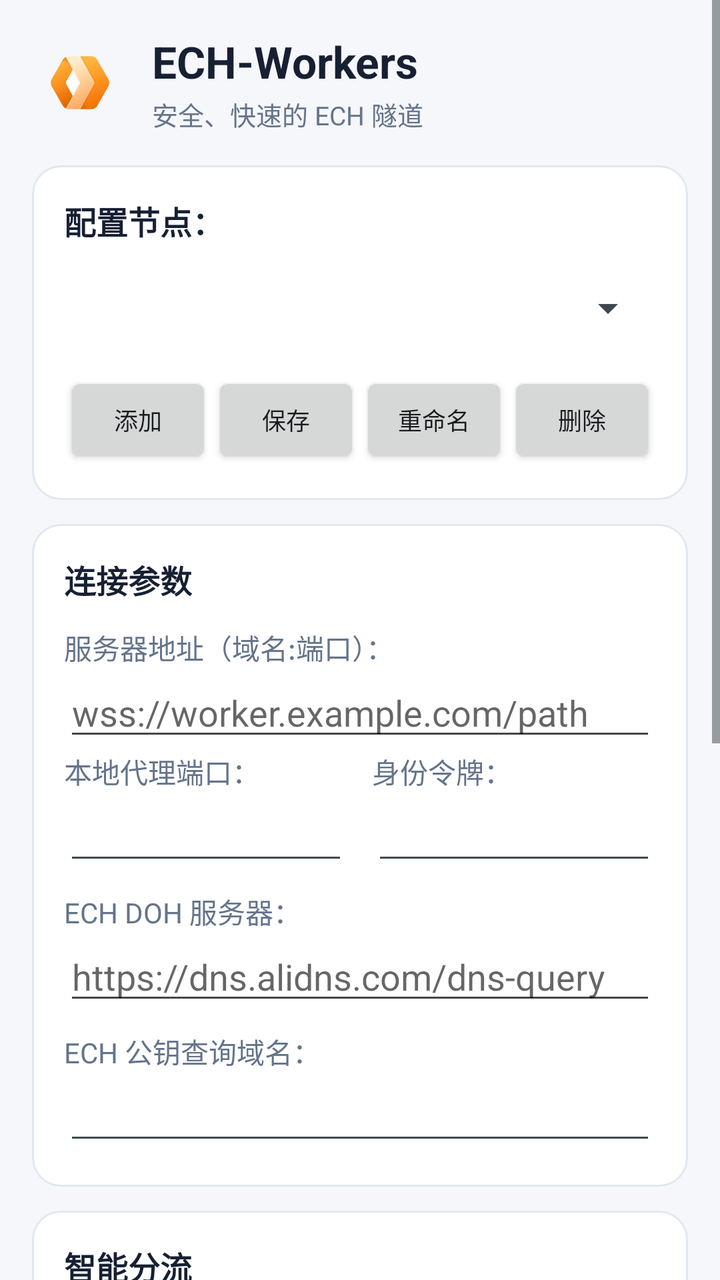
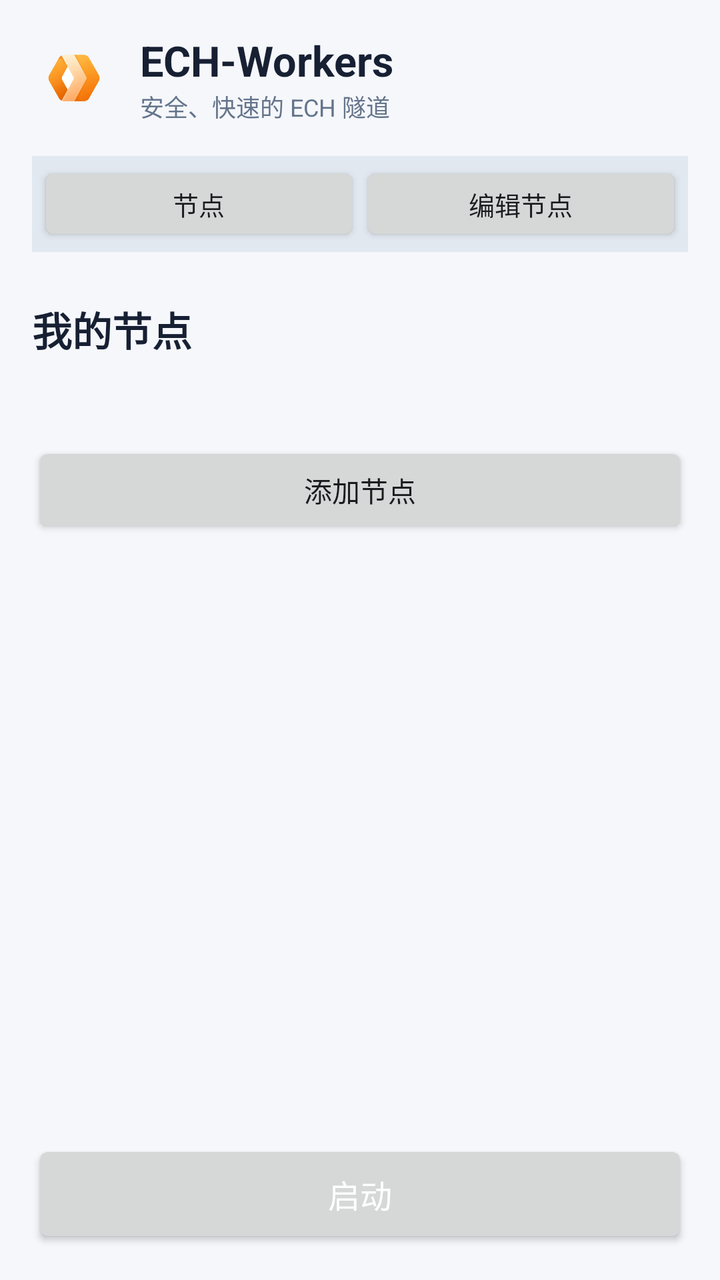

The first picture is an Android layout as it rendered before a commit; the second is the same layout after the commit. The layout source and the unified diff follow.
<!-- AndroidManifest.xml: application theme AppTheme -->
<!-- res/layout/main.xml -->
<?xml version="1.0" encoding="utf-8"?>
<ScrollView xmlns:android="http://schemas.android.com/apk/res/android"
    android:layout_width="match_parent"
    android:layout_height="match_parent"
    android:background="#F5F7FB"
    android:fillViewport="true">
    <LinearLayout
        android:layout_width="match_parent"
        android:layout_height="wrap_content"
        android:orientation="vertical"
        android:padding="16dp">
        <LinearLayout
            android:layout_width="match_parent"
            android:layout_height="wrap_content"
            android:gravity="center_vertical"
            android:paddingBottom="16dp">
            <ImageView
                android:layout_width="48dp"
                android:layout_height="48dp"
                android:layout_marginEnd="12dp"
                android:contentDescription="@string/app_name"
                android:src="@mipmap/sockstun" />
            <LinearLayout
                android:layout_width="0dp"
                android:layout_height="wrap_content"
                android:layout_weight="1"
                android:orientation="vertical">
                <TextView
                    android:layout_width="wrap_content"
                    android:layout_height="wrap_content"
                    android:text="@string/app_name"
                    android:textColor="#172033"
                    android:textSize="22sp"
                    android:textStyle="bold" />
                <TextView
                    android:layout_width="wrap_content"
                    android:layout_height="wrap_content"
                    android:layout_marginTop="2dp"
                    android:text="@string/app_subtitle"
                    android:textColor="#64748B"
                    android:textSize="13sp" />
            </LinearLayout>
        </LinearLayout>
        <LinearLayout
            android:layout_width="match_parent"
            android:layout_height="wrap_content"
            android:background="@drawable/panel_background"
            android:orientation="vertical"
            android:padding="16dp">
            <TextView android:layout_width="wrap_content" android:layout_height="wrap_content" android:text="@string/profile_label" android:textColor="#172033" android:textSize="16sp" android:textStyle="bold" />
            <Spinner android:id="@+id/profile_spinner" android:layout_width="match_parent" android:layout_height="48dp" android:layout_marginTop="8dp" android:spinnerMode="dropdown" />
            <LinearLayout android:layout_width="match_parent" android:layout_height="wrap_content" android:layout_marginTop="8dp" android:orientation="horizontal">
                <Button android:id="@+id/btn_add_profile" android:layout_width="0dp" android:layout_height="wrap_content" android:layout_weight="1" android:text="@string/btn_add" android:textSize="12sp" />
                <Button android:id="@+id/btn_save_profile" android:layout_width="0dp" android:layout_height="wrap_content" android:layout_weight="1" android:text="@string/save" android:textSize="12sp" />
                <Button android:id="@+id/btn_rename_profile" android:layout_width="0dp" android:layout_height="wrap_content" android:layout_weight="1" android:text="@string/btn_rename" android:textSize="12sp" />
                <Button android:id="@+id/btn_delete_profile" android:layout_width="0dp" android:layout_height="wrap_content" android:layout_weight="1" android:text="@string/btn_delete" android:textSize="12sp" />
            </LinearLayout>
        </LinearLayout>
        <LinearLayout
            android:layout_width="match_parent"
            android:layout_height="wrap_content"
            android:layout_marginTop="12dp"
            android:background="@drawable/panel_background"
            android:orientation="vertical"
            android:padding="16dp">
            <TextView android:layout_width="wrap_content" android:layout_height="wrap_content" android:text="@string/connection_section" android:textColor="#172033" android:textSize="16sp" android:textStyle="bold" />
            <TextView android:layout_width="wrap_content" android:layout_height="wrap_content" android:layout_marginTop="12dp" android:text="@string/wss_addr" android:textColor="#64748B" />
            <EditText android:id="@+id/wss_addr" android:layout_width="match_parent" android:layout_height="wrap_content" android:hint="wss://worker.example.com/path" android:inputType="textUri" android:singleLine="true" />
            <LinearLayout android:layout_width="match_parent" android:layout_height="wrap_content" android:orientation="horizontal">
                <LinearLayout android:layout_width="0dp" android:layout_height="wrap_content" android:layout_weight="1" android:orientation="vertical">
                    <TextView android:layout_width="wrap_content" android:layout_height="wrap_content" android:text="@string/socks_port" android:textColor="#64748B" />
                    <EditText android:id="@+id/socks_port" android:layout_width="match_parent" android:layout_height="wrap_content" android:inputType="number" android:singleLine="true" />
                </LinearLayout>
                <Space android:layout_width="12dp" android:layout_height="1dp" />
                <LinearLayout android:layout_width="0dp" android:layout_height="wrap_content" android:layout_weight="1" android:orientation="vertical">
                    <TextView android:layout_width="wrap_content" android:layout_height="wrap_content" android:text="@string/token" android:textColor="#64748B" />
                    <EditText android:id="@+id/token" android:layout_width="match_parent" android:layout_height="wrap_content" android:inputType="textPassword" android:singleLine="true" />
                </LinearLayout>
            </LinearLayout>
            <TextView android:layout_width="wrap_content" android:layout_height="wrap_content" android:layout_marginTop="8dp" android:text="@string/ech_dns" android:textColor="#64748B" />
            <EditText android:id="@+id/ech_dns" android:layout_width="match_parent" android:layout_height="wrap_content" android:hint="https://dns.alidns.com/dns-query" android:inputType="textUri" android:singleLine="true" />
            <TextView android:layout_width="wrap_content" android:layout_height="wrap_content" android:layout_marginTop="8dp" android:text="@string/ech_domain" android:textColor="#64748B" />
            <EditText android:id="@+id/ech_domain" android:layout_width="match_parent" android:layout_height="wrap_content" android:inputType="textUri" android:singleLine="true" />
        </LinearLayout>
        <LinearLayout
            android:layout_width="match_parent"
            android:layout_height="wrap_content"
            android:layout_marginTop="12dp"
            android:background="@drawable/panel_background"
            android:orientation="vertical"
            android:padding="16dp">
            <TextView android:layout_width="wrap_content" android:layout_height="wrap_content" android:text="@string/routing_section" android:textColor="#172033" android:textSize="16sp" android:textStyle="bold" />
            <TextView android:layout_width="wrap_content" android:layout_height="wrap_content" android:layout_marginTop="12dp" android:text="@string/pref_ip" android:textColor="#64748B" />
            <EditText android:id="@+id/pref_ip" android:layout_width="match_parent" android:layout_height="112dp" android:gravity="top|start" android:hint="@string/pref_ip_hint" android:inputType="textMultiLine|textNoSuggestions" android:padding="10dp" android:scrollbars="vertical" />
            <TextView android:layout_width="wrap_content" android:layout_height="wrap_content" android:layout_marginTop="4dp" android:text="@string/pref_ip_help" android:textColor="#94A3B8" android:textSize="12sp" />
            <TextView android:layout_width="wrap_content" android:layout_height="wrap_content" android:layout_marginTop="12dp" android:text="@string/routing_mode_label" android:textColor="#64748B" />
            <Spinner android:id="@+id/routing_mode" android:layout_width="match_parent" android:layout_height="48dp" android:entries="@array/routing_modes" android:spinnerMode="dropdown" />
            <Switch android:id="@+id/auto_best" android:layout_width="match_parent" android:layout_height="wrap_content" android:layout_marginTop="4dp" android:text="@string/auto_best" />
            <Switch android:id="@+id/fake_ip" android:layout_width="match_parent" android:layout_height="wrap_content" android:text="@string/fake_ip" />
            <LinearLayout android:layout_width="match_parent" android:layout_height="wrap_content" android:layout_marginTop="4dp" android:orientation="horizontal">
                <CheckBox android:id="@+id/global" android:layout_width="0dp" android:layout_height="wrap_content" android:layout_weight="1" android:text="@string/global" />
                <Button android:id="@+id/apps" android:layout_width="0dp" android:layout_height="wrap_content" android:layout_weight="1" android:text="@string/apps" />
            </LinearLayout>
        </LinearLayout>
        <Button android:id="@+id/control" android:layout_width="match_parent" android:layout_height="52dp" android:layout_marginTop="16dp" android:text="@string/control_enable" android:textColor="#FFFFFF" android:textSize="16sp" />
    </LinearLayout>
</ScrollView>
<!-- resources referenced by this layout -->
<resources>
  <string-array name="routing_modes">
                  <item>智能分流（中国大陆直连）</item>
                  <item>全局代理</item>
                  <item>直连模式</item>
          </string-array>
  <!-- drawable panel_background (drawable) -->
  <?xml version="1.0" encoding="utf-8"?>
  <shape xmlns:android="http://schemas.android.com/apk/res/android" android:shape="rectangle">
      <solid android:color="#FFFFFFFF" />
      <corners android:radius="14dp" />
      <stroke android:width="1dp" android:color="#E2E8F0" />
  </shape>
  <!-- mipmap sockstun: png bitmap (mipmap-hdpi, 11430 bytes) -->
  <string name="app_name">ECH-Workers</string>
  <string name="app_subtitle">安全、快速的 ECH 隧道</string>
  <string name="apps">分应用代理</string>
  <string name="auto_best">启动前智能测速</string>
  <string name="btn_add">添加</string>
  <string name="btn_delete">删除</string>
  <string name="btn_rename">重命名</string>
  <string name="connection_section">连接参数</string>
  <string name="control_enable">启动</string>
  <string name="ech_dns">ECH DOH 服务器：</string>
  <string name="ech_domain">ECH 公钥查询域名：</string>
  <string name="fake_ip">启用 Fake-IP DNS</string>
  <string name="global">全局代理</string>
  <string name="pref_ip">优选 IP 节点</string>
  <string name="pref_ip_help">启动时并发测速，自动保留最快的 3 个节点</string>
  <string name="pref_ip_hint">每行一个 IP，可附带端口和 # 注释</string>
  <string name="profile_label">配置节点：</string>
  <string name="routing_mode_label">流量模式</string>
  <string name="routing_section">智能分流</string>
  <string name="save">保存</string>
  <string name="socks_port">本地代理端口：</string>
  <string name="token">身份令牌：</string>
  <string name="wss_addr">服务器地址（域名:端口）：</string>
  <style name="AppTheme" parent="@android:style/Theme.DeviceDefault.Light.NoActionBar">
          <item name="android:statusBarColor">#FFEFEFEF</item>
          <item name="android:navigationBarColor">#FFEFEFEF</item>
          <item name="android:windowLightStatusBar">true</item>
          <item name="android:windowLightNavigationBar">true</item>
      </style>
</resources>

<!-- the commit's change to res/layout/main.xml (unified diff, before → after) -->
@@ -1,107 +1,123 @@
 <?xml version="1.0" encoding="utf-8"?>
-<ScrollView xmlns:android="http://schemas.android.com/apk/res/android"
+<LinearLayout xmlns:android="http://schemas.android.com/apk/res/android"
     android:layout_width="match_parent"
     android:layout_height="match_parent"
     android:background="#F5F7FB"
-    android:fillViewport="true">
+    android:orientation="vertical">
+
     <LinearLayout
         android:layout_width="match_parent"
         android:layout_height="wrap_content"
-        android:orientation="vertical"
+        android:gravity="center_vertical"
         android:padding="16dp">
+        <ImageView
+            android:layout_width="42dp"
+            android:layout_height="42dp"
+            android:layout_marginEnd="12dp"
+            android:contentDescription="@string/app_name"
+            android:src="@mipmap/sockstun" />
         <LinearLayout
+            android:layout_width="0dp"
+            android:layout_height="wrap_content"
+            android:layout_weight="1"
+            android:orientation="vertical">
+            <TextView android:layout_width="wrap_content" android:layout_height="wrap_content" android:text="@string/app_name" android:textColor="#172033" android:textSize="21sp" android:textStyle="bold" />
+            <TextView android:layout_width="wrap_content" android:layout_height="wrap_content" android:text="@string/app_subtitle" android:textColor="#64748B" android:textSize="12sp" />
+        </LinearLayout>
+    </LinearLayout>
+
+    <LinearLayout
+        android:layout_width="match_parent"
+        android:layout_height="48dp"
+        android:layout_marginStart="16dp"
+        android:layout_marginEnd="16dp"
+        android:background="#E2E8F0"
+        android:padding="3dp">
+        <Button android:id="@+id/tab_nodes" android:layout_width="0dp" android:layout_height="match_parent" android:layout_weight="1" android:text="@string/tab_nodes" android:textSize="13sp" />
+        <Button android:id="@+id/tab_edit" android:layout_width="0dp" android:layout_height="match_parent" android:layout_weight="1" android:text="@string/tab_edit" android:textSize="13sp" />
+    </LinearLayout>
+
+    <FrameLayout
+        android:layout_width="match_parent"
+        android:layout_height="0dp"
+        android:layout_weight="1"
+        android:layout_marginTop="8dp">
+
+        <LinearLayout
+            android:id="@+id/page_nodes"
             android:layout_width="match_parent"
-            android:layout_height="wrap_content"
-            android:gravity="center_vertical"
-            android:paddingBottom="16dp">
-            <ImageView
-                android:layout_width="48dp"
-                android:layout_height="48dp"
-                android:layout_marginEnd="12dp"
-                android:contentDescription="@string/app_name"
-                android:src="@mipmap/sockstun" />
-            <LinearLayout
-                android:layout_width="0dp"
-                android:layout_height="wrap_content"
-                android:layout_weight="1"
-                android:orientation="vertical">
-                <TextView
-                    android:layout_width="wrap_content"
-                    android:layout_height="wrap_content"
-                    android:text="@string/app_name"
-                    android:textColor="#172033"
-                    android:textSize="22sp"
-                    android:textStyle="bold" />
-                <TextView
-                    android:layout_width="wrap_content"
-                    android:layout_height="wrap_content"
-                    android:layout_marginTop="2dp"
-                    android:text="@string/app_subtitle"
-                    android:textColor="#64748B"
-                    android:textSize="13sp" />
+            android:layout_height="match_parent"
+            android:orientation="vertical">
+            <ScrollView android:layout_width="match_parent" android:layout_height="0dp" android:layout_weight="1" android:fillViewport="true">
+                <LinearLayout android:layout_width="match_parent" android:layout_height="wrap_content" android:orientation="vertical" android:padding="16dp">
+                    <TextView android:layout_width="wrap_content" android:layout_height="wrap_content" android:text="@string/node_list_title" android:textColor="#172033" android:textSize="20sp" android:textStyle="bold" />
+                    <TextView android:id="@+id/node_summary" android:layout_width="wrap_content" android:layout_height="wrap_content" android:layout_marginTop="4dp" android:textColor="#64748B" android:textSize="13sp" />
+                    <LinearLayout android:id="@+id/profile_list" android:layout_width="match_parent" android:layout_height="wrap_content" android:layout_marginTop="16dp" android:orientation="vertical" />
+                    <Button android:id="@+id/btn_add_node" android:layout_width="match_parent" android:layout_height="48dp" android:layout_marginTop="4dp" android:text="@string/add_node" />
+                </LinearLayout>
+            </ScrollView>
+            <Button android:id="@+id/control" android:layout_width="match_parent" android:layout_height="54dp" android:layout_marginStart="16dp" android:layout_marginEnd="16dp" android:layout_marginBottom="16dp" android:text="@string/control_enable" android:textColor="#FFFFFF" android:textSize="16sp" />
+        </LinearLayout>
+
+        <ScrollView
+            android:id="@+id/page_edit"
+            android:layout_width="match_parent"
+            android:layout_height="match_parent"
+            android:visibility="gone"
+            android:fillViewport="true">
+            <LinearLayout android:layout_width="match_parent" android:layout_height="wrap_content" android:orientation="vertical" android:padding="16dp">
+                <LinearLayout android:layout_width="match_parent" android:layout_height="wrap_content" android:gravity="center_vertical">
+                    <Button android:id="@+id/btn_back_nodes" android:layout_width="wrap_content" android:layout_height="44dp" android:text="@string/back_nodes" android:textSize="12sp" />
+                    <TextView android:layout_width="0dp" android:layout_height="wrap_content" android:layout_weight="1" android:gravity="end" android:text="@string/edit_node_title" android:textColor="#172033" android:textSize="20sp" android:textStyle="bold" />
+                </LinearLayout>
+                <LinearLayout android:layout_width="match_parent" android:layout_height="wrap_content" android:layout_marginTop="12dp" android:background="@drawable/panel_background" android:orientation="vertical" android:padding="16dp">
+                    <TextView android:layout_width="wrap_content" android:layout_height="wrap_content" android:text="@string/profile_label" android:textColor="#64748B" />
+                    <Spinner android:id="@+id/profile_spinner" android:layout_width="match_parent" android:layout_height="48dp" android:layout_marginTop="4dp" android:spinnerMode="dropdown" />
+                    <LinearLayout android:layout_width="match_parent" android:layout_height="wrap_content" android:layout_marginTop="6dp" android:orientation="horizontal">
+                        <Button android:id="@+id/btn_add_profile" android:layout_width="0dp" android:layout_height="wrap_content" android:layout_weight="1" android:text="@string/btn_add" android:textSize="12sp" />
+                        <Button android:id="@+id/btn_save_profile" android:layout_width="0dp" android:layout_height="wrap_content" android:layout_weight="1" android:text="@string/save" android:textSize="12sp" />
+                        <Button android:id="@+id/btn_rename_profile" android:layout_width="0dp" android:layout_height="wrap_content" android:layout_weight="1" android:text="@string/btn_rename" android:textSize="12sp" />
+                        <Button android:id="@+id/btn_delete_profile" android:layout_width="0dp" android:layout_height="wrap_content" android:layout_weight="1" android:text="@string/btn_delete" android:textSize="12sp" />
+                    </LinearLayout>
+                </LinearLayout>
+
+                <LinearLayout android:layout_width="match_parent" android:layout_height="wrap_content" android:layout_marginTop="12dp" android:background="@drawable/panel_background" android:orientation="vertical" android:padding="16dp">
+                    <TextView android:layout_width="wrap_content" android:layout_height="wrap_content" android:text="@string/connection_section" android:textColor="#172033" android:textSize="16sp" android:textStyle="bold" />
+                    <TextView android:layout_width="wrap_content" android:layout_height="wrap_content" android:layout_marginTop="10dp" android:text="@string/wss_addr" android:textColor="#64748B" />
+                    <EditText android:id="@+id/wss_addr" android:layout_width="match_parent" android:layout_height="wrap_content" android:hint="wss://worker.example.com/path" android:inputType="textUri" android:singleLine="true" />
+                    <LinearLayout android:layout_width="match_parent" android:layout_height="wrap_content" android:orientation="horizontal">
+                        <LinearLayout android:layout_width="0dp" android:layout_height="wrap_content" android:layout_weight="1" android:orientation="vertical">
+                            <TextView android:layout_width="wrap_content" android:layout_height="wrap_content" android:text="@string/socks_port" android:textColor="#64748B" />
+                            <EditText android:id="@+id/socks_port" android:layout_width="match_parent" android:layout_height="wrap_content" android:inputType="number" android:singleLine="true" />
+                        </LinearLayout>
+                        <Space android:layout_width="12dp" android:layout_height="1dp" />
+                        <LinearLayout android:layout_width="0dp" android:layout_height="wrap_content" android:layout_weight="1" android:orientation="vertical">
+                            <TextView android:layout_width="wrap_content" android:layout_height="wrap_content" android:text="@string/token" android:textColor="#64748B" />
+                            <EditText android:id="@+id/token" android:layout_width="match_parent" android:layout_height="wrap_content" android:inputType="textPassword" android:singleLine="true" />
+                        </LinearLayout>
+                    </LinearLayout>
+                    <TextView android:layout_width="wrap_content" android:layout_height="wrap_content" android:layout_marginTop="6dp" android:text="@string/ech_dns" android:textColor="#64748B" />
+                    <EditText android:id="@+id/ech_dns" android:layout_width="match_parent" android:layout_height="wrap_content" android:inputType="textUri" android:singleLine="true" />
+                    <TextView android:layout_width="wrap_content" android:layout_height="wrap_content" android:layout_marginTop="6dp" android:text="@string/ech_domain" android:textColor="#64748B" />
+                    <EditText android:id="@+id/ech_domain" android:layout_width="match_parent" android:layout_height="wrap_content" android:inputType="textUri" android:singleLine="true" />
+                </LinearLayout>
+
+                <LinearLayout android:layout_width="match_parent" android:layout_height="wrap_content" android:layout_marginTop="12dp" android:background="@drawable/panel_background" android:orientation="vertical" android:padding="16dp">
+                    <TextView android:layout_width="wrap_content" android:layout_height="wrap_content" android:text="@string/routing_section" android:textColor="#172033" android:textSize="16sp" android:textStyle="bold" />
+                    <TextView android:layout_width="wrap_content" android:layout_height="wrap_content" android:layout_marginTop="10dp" android:text="@string/pref_ip" android:textColor="#64748B" />
+                    <EditText android:id="@+id/pref_ip" android:layout_width="match_parent" android:layout_height="112dp" android:gravity="top|start" android:hint="@string/pref_ip_hint" android:inputType="textMultiLine|textNoSuggestions" android:padding="10dp" android:scrollbars="vertical" />
+                    <TextView android:layout_width="wrap_content" android:layout_height="wrap_content" android:layout_marginTop="3dp" android:text="@string/pref_ip_help" android:textColor="#94A3B8" android:textSize="12sp" />
+                    <TextView android:layout_width="wrap_content" android:layout_height="wrap_content" android:layout_marginTop="10dp" android:text="@string/routing_mode_label" android:textColor="#64748B" />
+                    <Spinner android:id="@+id/routing_mode" android:layout_width="match_parent" android:layout_height="48dp" android:entries="@array/routing_modes" android:spinnerMode="dropdown" />
+                    <Switch android:id="@+id/auto_best" android:layout_width="match_parent" android:layout_height="wrap_content" android:text="@string/auto_best" />
+                    <Switch android:id="@+id/fake_ip" android:layout_width="match_parent" android:layout_height="wrap_content" android:text="@string/fake_ip" />
+                    <LinearLayout android:layout_width="match_parent" android:layout_height="wrap_content" android:orientation="horizontal">
+                        <CheckBox android:id="@+id/global" android:layout_width="0dp" android:layout_height="wrap_content" android:layout_weight="1" android:text="@string/global" />
+                        <Button android:id="@+id/apps" android:layout_width="0dp" android:layout_height="wrap_content" android:layout_weight="1" android:text="@string/apps" />
+                    </LinearLayout>
+                </LinearLayout>
+                <Button android:id="@+id/btn_save_profile_bottom" android:layout_width="match_parent" android:layout_height="48dp" android:layout_marginTop="12dp" android:text="@string/save_and_back" />
             </LinearLayout>
-        </LinearLayout>
-        <LinearLayout
-            android:layout_width="match_parent"
-            android:layout_height="wrap_content"
-            android:background="@drawable/panel_background"
-            android:orientation="vertical"
-            android:padding="16dp">
-            <TextView android:layout_width="wrap_content" android:layout_height="wrap_content" android:text="@string/profile_label" android:textColor="#172033" android:textSize="16sp" android:textStyle="bold" />
-            <Spinner android:id="@+id/profile_spinner" android:layout_width="match_parent" android:layout_height="48dp" android:layout_marginTop="8dp" android:spinnerMode="dropdown" />
-            <LinearLayout android:layout_width="match_parent" android:layout_height="wrap_content" android:layout_marginTop="8dp" android:orientation="horizontal">
-                <Button android:id="@+id/btn_add_profile" android:layout_width="0dp" android:layout_height="wrap_content" android:layout_weight="1" android:text="@string/btn_add" android:textSize="12sp" />
-                <Button android:id="@+id/btn_save_profile" android:layout_width="0dp" android:layout_height="wrap_content" android:layout_weight="1" android:text="@string/save" android:textSize="12sp" />
-                <Button android:id="@+id/btn_rename_profile" android:layout_width="0dp" android:layout_height="wrap_content" android:layout_weight="1" android:text="@string/btn_rename" android:textSize="12sp" />
-                <Button android:id="@+id/btn_delete_profile" android:layout_width="0dp" android:layout_height="wrap_content" android:layout_weight="1" android:text="@string/btn_delete" android:textSize="12sp" />
-            </LinearLayout>
-        </LinearLayout>
-        <LinearLayout
-            android:layout_width="match_parent"
-            android:layout_height="wrap_content"
-            android:layout_marginTop="12dp"
-            android:background="@drawable/panel_background"
-            android:orientation="vertical"
-            android:padding="16dp">
-            <TextView android:layout_width="wrap_content" android:layout_height="wrap_content" android:text="@string/connection_section" android:textColor="#172033" android:textSize="16sp" android:textStyle="bold" />
-            <TextView android:layout_width="wrap_content" android:layout_height="wrap_content" android:layout_marginTop="12dp" android:text="@string/wss_addr" android:textColor="#64748B" />
-            <EditText android:id="@+id/wss_addr" android:layout_width="match_parent" android:layout_height="wrap_content" android:hint="wss://worker.example.com/path" android:inputType="textUri" android:singleLine="true" />
-            <LinearLayout android:layout_width="match_parent" android:layout_height="wrap_content" android:orientation="horizontal">
-                <LinearLayout android:layout_width="0dp" android:layout_height="wrap_content" android:layout_weight="1" android:orientation="vertical">
-                    <TextView android:layout_width="wrap_content" android:layout_height="wrap_content" android:text="@string/socks_port" android:textColor="#64748B" />
-                    <EditText android:id="@+id/socks_port" android:layout_width="match_parent" android:layout_height="wrap_content" android:inputType="number" android:singleLine="true" />
-                </LinearLayout>
-                <Space android:layout_width="12dp" android:layout_height="1dp" />
-                <LinearLayout android:layout_width="0dp" android:layout_height="wrap_content" android:layout_weight="1" android:orientation="vertical">
-                    <TextView android:layout_width="wrap_content" android:layout_height="wrap_content" android:text="@string/token" android:textColor="#64748B" />
-                    <EditText android:id="@+id/token" android:layout_width="match_parent" android:layout_height="wrap_content" android:inputType="textPassword" android:singleLine="true" />
-                </LinearLayout>
-            </LinearLayout>
-            <TextView android:layout_width="wrap_content" android:layout_height="wrap_content" android:layout_marginTop="8dp" android:text="@string/ech_dns" android:textColor="#64748B" />
-            <EditText android:id="@+id/ech_dns" android:layout_width="match_parent" android:layout_height="wrap_content" android:hint="https://dns.alidns.com/dns-query" android:inputType="textUri" android:singleLine="true" />
-            <TextView android:layout_width="wrap_content" android:layout_height="wrap_content" android:layout_marginTop="8dp" android:text="@string/ech_domain" android:textColor="#64748B" />
-            <EditText android:id="@+id/ech_domain" android:layout_width="match_parent" android:layout_height="wrap_content" android:inputType="textUri" android:singleLine="true" />
-        </LinearLayout>
-        <LinearLayout
-            android:layout_width="match_parent"
-            android:layout_height="wrap_content"
-            android:layout_marginTop="12dp"
-            android:background="@drawable/panel_background"
-            android:orientation="vertical"
-            android:padding="16dp">
-            <TextView android:layout_width="wrap_content" android:layout_height="wrap_content" android:text="@string/routing_section" android:textColor="#172033" android:textSize="16sp" android:textStyle="bold" />
-            <TextView android:layout_width="wrap_content" android:layout_height="wrap_content" android:layout_marginTop="12dp" android:text="@string/pref_ip" android:textColor="#64748B" />
-            <EditText android:id="@+id/pref_ip" android:layout_width="match_parent" android:layout_height="112dp" android:gravity="top|start" android:hint="@string/pref_ip_hint" android:inputType="textMultiLine|textNoSuggestions" android:padding="10dp" android:scrollbars="vertical" />
-            <TextView android:layout_width="wrap_content" android:layout_height="wrap_content" android:layout_marginTop="4dp" android:text="@string/pref_ip_help" android:textColor="#94A3B8" android:textSize="12sp" />
-            <TextView android:layout_width="wrap_content" android:layout_height="wrap_content" android:layout_marginTop="12dp" android:text="@string/routing_mode_label" android:textColor="#64748B" />
-            <Spinner android:id="@+id/routing_mode" android:layout_width="match_parent" android:layout_height="48dp" android:entries="@array/routing_modes" android:spinnerMode="dropdown" />
-            <Switch android:id="@+id/auto_best" android:layout_width="match_parent" android:layout_height="wrap_content" android:layout_marginTop="4dp" android:text="@string/auto_best" />
-            <Switch android:id="@+id/fake_ip" android:layout_width="match_parent" android:layout_height="wrap_content" android:text="@string/fake_ip" />
-            <LinearLayout android:layout_width="match_parent" android:layout_height="wrap_content" android:layout_marginTop="4dp" android:orientation="horizontal">
-                <CheckBox android:id="@+id/global" android:layout_width="0dp" android:layout_height="wrap_content" android:layout_weight="1" android:text="@string/global" />
-                <Button android:id="@+id/apps" android:layout_width="0dp" android:layout_height="wrap_content" android:layout_weight="1" android:text="@string/apps" />
-            </LinearLayout>
-        </LinearLayout>
-        <Button android:id="@+id/control" android:layout_width="match_parent" android:layout_height="52dp" android:layout_marginTop="16dp" android:text="@string/control_enable" android:textColor="#FFFFFF" android:textSize="16sp" />
-    </LinearLayout>
-</ScrollView>
+        </ScrollView>
+    </FrameLayout>
+</LinearLayout>
<!-- resource entries referenced after the edit -->
@@ -13,10 +13,12 @@
       <stroke android:width="1dp" android:color="#E2E8F0" />
   </shape>
   <!-- mipmap sockstun: png bitmap (mipmap-hdpi, 11430 bytes) -->
+  <string name="add_node">添加节点</string>
   <string name="app_name">ECH-Workers</string>
   <string name="app_subtitle">安全、快速的 ECH 隧道</string>
   <string name="apps">分应用代理</string>
   <string name="auto_best">启动前智能测速</string>
+  <string name="back_nodes">返回节点</string>
   <string name="btn_add">添加</string>
   <string name="btn_delete">删除</string>
   <string name="btn_rename">重命名</string>
@@ -24,8 +26,10 @@
   <string name="control_enable">启动</string>
   <string name="ech_dns">ECH DOH 服务器：</string>
   <string name="ech_domain">ECH 公钥查询域名：</string>
+  <string name="edit_node_title">编辑节点</string>
   <string name="fake_ip">启用 Fake-IP DNS</string>
   <string name="global">全局代理</string>
+  <string name="node_list_title">我的节点</string>
   <string name="pref_ip">优选 IP 节点</string>
   <string name="pref_ip_help">启动时并发测速，自动保留最快的 3 个节点</string>
   <string name="pref_ip_hint">每行一个 IP，可附带端口和 # 注释</string>
@@ -33,7 +37,10 @@
   <string name="routing_mode_label">流量模式</string>
   <string name="routing_section">智能分流</string>
   <string name="save">保存</string>
+  <string name="save_and_back">保存并返回节点列表</string>
   <string name="socks_port">本地代理端口：</string>
+  <string name="tab_edit">编辑节点</string>
+  <string name="tab_nodes">节点</string>
   <string name="token">身份令牌：</string>
   <string name="wss_addr">服务器地址（域名:端口）：</string>
   <style name="AppTheme" parent="@android:style/Theme.DeviceDefault.Light.NoActionBar">
